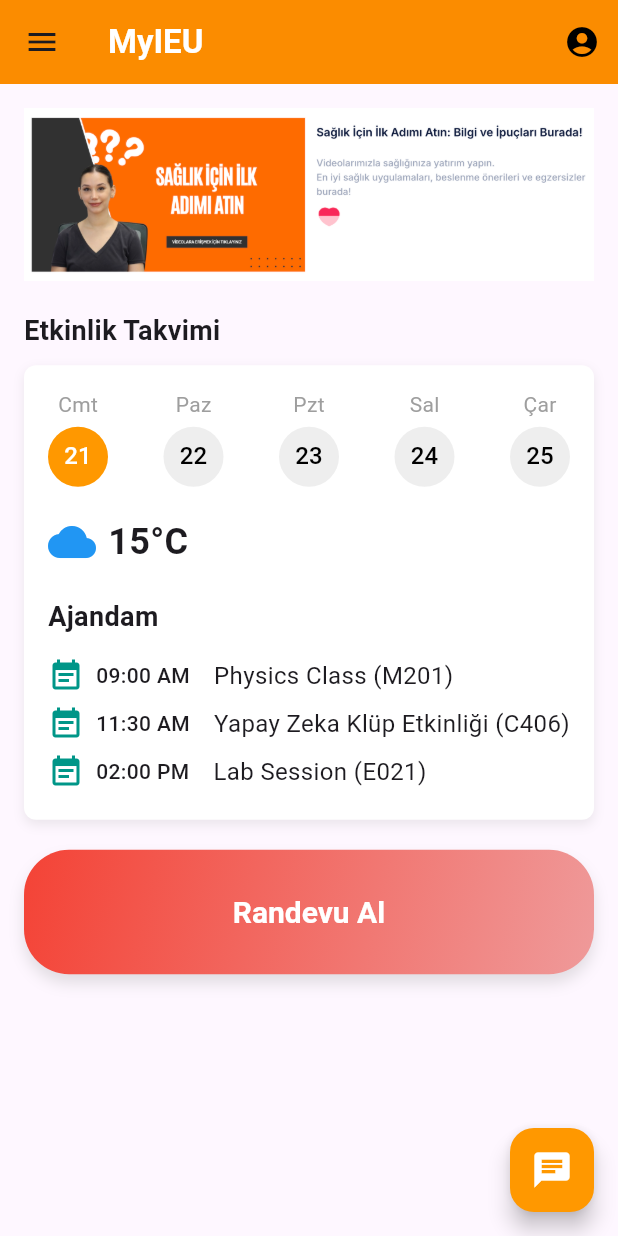
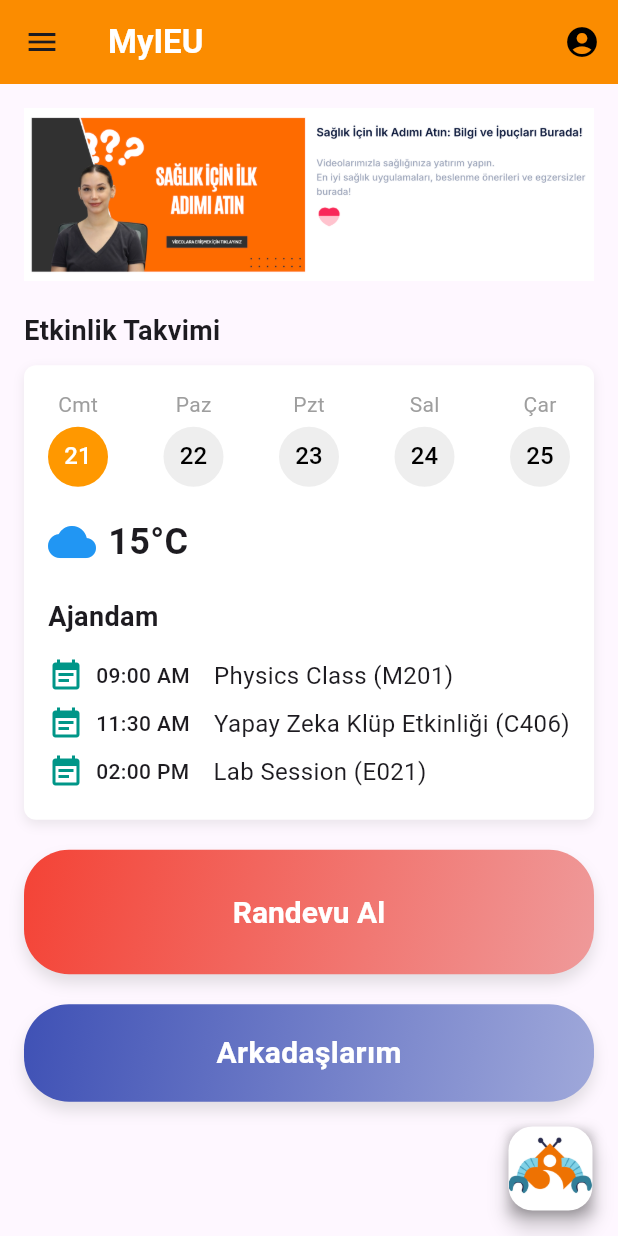
Before and after one commit to ahmetalpsamur/Infinite-Loopers-IT-Hackathon, a Flutter app: the MyHomePage screen opened directly, on a phone screen of 412 x 824 dp. Run offline on Flutter 3.47's test engine with Material 3 defaults, Android fonts, the phone set to English and light mode, and no system bars; our stand-ins replace flutter_svg, shared_preferences, table_calendar; accounts and stored records are empty.

Commit message:
komit son

```diff
--- a/lib/page/MyHomePage.dart
+++ b/lib/page/MyHomePage.dart
@@ -1,4 +1,5 @@
 import 'package:flutter/material.dart';
+import 'package:flutter_svg/svg.dart';
 import 'package:infiniteloopers/ChatBubble.dart';
 import 'package:infiniteloopers/page/CalenderPage.dart';
 import 'package:infiniteloopers/page/Ekofit.dart';
@@ -71,6 +72,7 @@ class _MyHomePageState extends State<MyHomePage> {
                   const SizedBox(height: 20),
                   _buildExpandableButton(),
                   const SizedBox(height: 20),
+                  _buildNonExpandableButton(),
                 ],
               ),
             ),
@@ -389,6 +391,47 @@ class _MyHomePageState extends State<MyHomePage> {
     );
   }
 
+  Widget _buildNonExpandableButton() {
+    return InkWell(
+      onTap: () {
+        Navigator.push(
+          context,
+          MaterialPageRoute(builder: (context) => FriendsPage()),
+        );
+      },
+      child: Container(
+        width: double.infinity, // Button takes up the full width
+        padding:
+            EdgeInsets.symmetric(vertical: 18), // Increased padding for height
+        decoration: BoxDecoration(
+          gradient: LinearGradient(
+            colors: [Colors.indigo, Colors.indigo.shade200], // Gradient color
+            begin: Alignment.topLeft,
+            end: Alignment.bottomRight,
+          ),
+          borderRadius: BorderRadius.circular(30), // Rounded corners
+          boxShadow: [
+            BoxShadow(
+              color: Colors.grey.withOpacity(0.3),
+              blurRadius: 8,
+              offset: Offset(0, 6), // More shadow for depth
+            ),
+          ],
+        ),
+        child: Center(
+          child: Text(
+            'Arkadaşlarım', // Button text
+            style: TextStyle(
+              color: Colors.white,
+              fontSize: 20,
+              fontWeight: FontWeight.bold,
+            ),
+          ),
+        ),
+      ),
+    );
+  }
+
   Widget _buildOption(String text, Function onTap) {
     return InkWell(
       onTap: () => onTap(),
@@ -462,14 +505,29 @@ class _MyHomePageState extends State<MyHomePage> {
       right: 16,
       child: _isChatOpen
           ? _buildChatWindow()
-          : FloatingActionButton(
-              onPressed: () {
-                setState(() {
-                  _isChatOpen = true;
-                });
-              },
-              backgroundColor: Colors.orange,
-              child: const Icon(Icons.chat, color: Colors.white, size: 28),
+          : Padding(
+              padding: const EdgeInsets.all(1.0),
+              child: Container(
+                decoration: BoxDecoration(
+                  boxShadow: [
+                    BoxShadow(
+                      color: Colors.black.withOpacity(0.2), // Shadow color
+                      blurRadius: 6.0, // Spread of the shadow
+                      offset: Offset(0, 3), // Positioning of the shadow
+                    ),
+                  ],
+                ),
+                child: FloatingActionButton(
+                  onPressed: () {
+                    setState(() {
+                      _isChatOpen = true;
+                    });
+                  },
+                  backgroundColor: Colors.white,
+                  child: Image.asset(
+                      "lib/media/İzmir_Ekonomi_Üniversitesi_logo.png"),
+                ),
+              ),
             ),
     );
   }
--- a/lib/page/libraryPage.dart
+++ b/lib/page/libraryPage.dart
@@ -112,7 +112,7 @@ class _LibraryPageState extends State<LibraryPage> {
                           color: isSelected ? Colors.green : Colors.black,
                         ),
                       ),
-                      subtitle: Text('Grup Çalışma ALanları'),
+                      subtitle: Text('Grup Çalışma Alanları'),
                       onTap: () {
                         setState(() {
                           if (isSelected) {
```
Also changed, not shown: lib/page/MyProfilePage.dart (+21 -21 lines), lib/page/landingpage.dart (+6 -5 lines).
